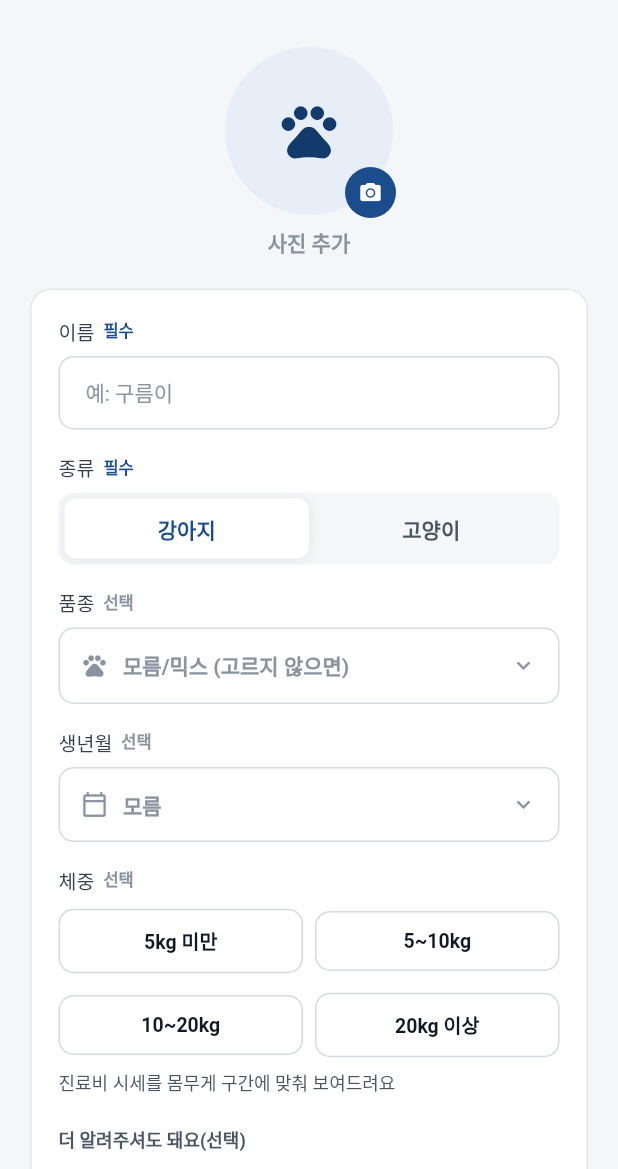
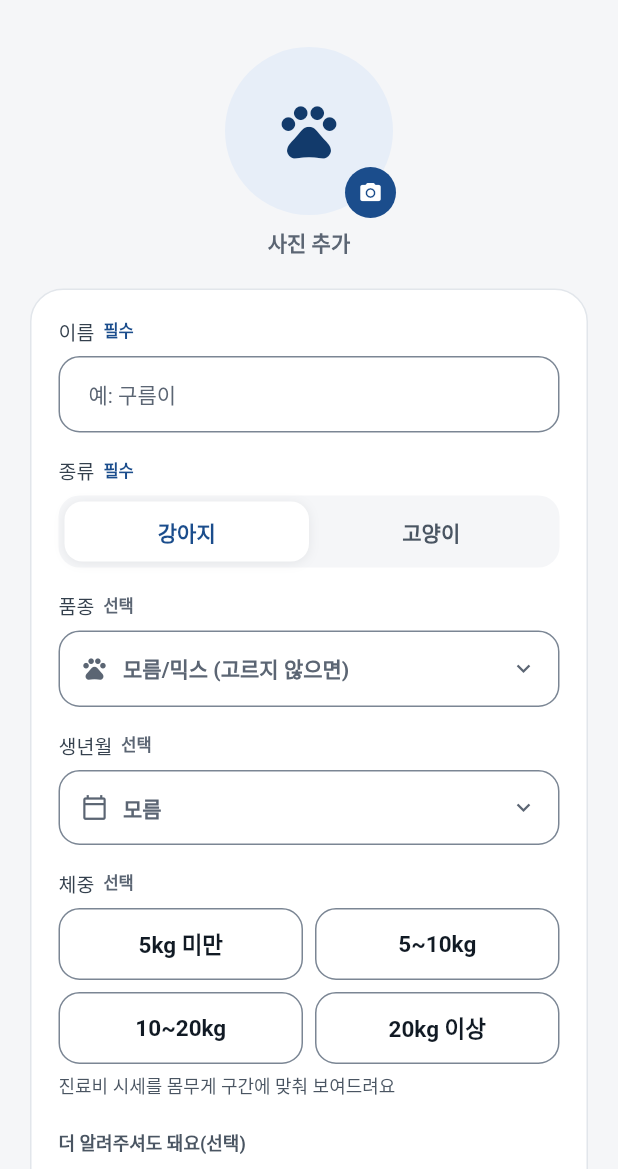
Before and after one commit to feelio1/godho, a Flutter app: the AccountPetFormScreen screen opened directly, on a phone screen of 412 x 824 dp, the part 67-1236 px from its top. Run offline on Flutter 3.47's test engine with Material 3 defaults, Android fonts, the phone set to English and light mode, and no system bars; our stand-ins replace cached_network_image, cloud_firestore, firebase_auth, firebase_core, firebase_storage, flutter_cache_manager and 14 more; missing offline and left inert: kakao_flutter_sdk_common, kakao_flutter_sdk_user, kakao_map_sdk; accounts and stored records are empty; Roboto replaces fonts that are missing (IBM Plex Sans KR).

Commit message:
3차 J-1: "장구름의 수첩" 테마 — 색 토큰·숫자 글꼴·알약 버튼·카드·입력칸·칩·하단 탭 (1.0.0+4)
- 버전 1.0.0+4 (intl 0.20.3 그대로)
- 색: borderInput #7B8694, textPlaceholder #5B6573, warmBackground #FFF6CC,
  diaryAccent #8A5A12, 새 토큰 butter·navyTint·onNavyCaption·notebookLine·softPanel
- 숫자: IBM Plex Mono 대신 IBM Plex Sans KR + tabular figures (AppTextStyles.mono 이름 유지)
- 주요 버튼 56dp 알약, 보조 버튼 48dp 1.5px 네이비 알약, 텍스트 버튼 44dp
- 카드 그림자 없음·반지름 22, 입력칸 흰 바탕 1px 테두리·반지름 14, 라벨 13.5sp
- 칩 선택 2px 네이비+primarySoft, 하단 탭 feeRangeFill 알약·안 선택 textSecondary,
  세그먼트 closedBg 막대 속 흰 선택 칸

Co-Authored-By: Claude Opus 5.5 <noreply@anthropic.com>
Claude-Session: https://claude.ai/code/session_01FQNcVMWacnPUqqWDpuGHpn

```diff
--- a/lib/theme/app_colors.dart
+++ b/lib/theme/app_colors.dart
@@ -65,12 +65,18 @@ class AppColors {
   static const textPrimary = Color(0xFF111A24); // 제목
   static const textLabel = Color(0xFF34404D); // 폼 라벨 등
   static const textSecondary = Color(0xFF4A5562); // 보조
-  static const textPlaceholder = Color(0xFF8A94A0); // placeholder
+  /// 입력칸 힌트·보조 글자 — 흰 바탕 대비를 위해 #8A94A0에서 짙게 바꿨다
+  /// (3차 업데이트 J-1, "장구름의 수첩").
+  static const textPlaceholder = Color(0xFF5B6573);
 
   // Borders — 카드/구분선/입력 필드에서 쓰임새가 조금씩 다른 세 톤.
   static const borderCard = Color(0xFFE2E6EB);
   static const borderMuted = Color(0xFFEEF1F4);
-  static const borderInput = Color(0xFFD5DAE0);
+  /// 입력칸·안 선택 칩 테두리 — 배경 대비 3:1 이상(3차 업데이트 J-1).
+  static const borderInput = Color(0xFF7B8694);
+
+  /// 점선·공책 줄(병원 기록 수첩 줄, 일기 원고 줄 등).
+  static const notebookLine = Color(0xFFC5CCD6);
 
   // Surfaces.
   static const backgroundLight = Color(0xFFF5F6F8); // 페이지 배경
@@ -82,13 +88,26 @@ class AppColors {
   /// 네이비는 여전히 주색이고, 이 크림 톤은 장구름 인사 영역처럼 친근함을
   /// 담당하는 좁은 자리에만 쓴다. 병원 데이터 카드는 계속 흰 배경
   /// ([surfaceLight])을 쓴다 — 신뢰가 중요한 영역에 감성 톤을 섞지 않는다.
-  static const warmBackground = Color(0xFFFFF8EC);
+  static const warmBackground = Color(0xFFFFF6CC); // 구름이 버터색
+
+  /// 네이비 바탕 위 버튼(버터색) — 홈 검색 카드의 화살표 버튼 등.
+  static const butter = Color(0xFFFFE58A);
+
+  /// 네이비 바탕 위 칩 바탕.
+  static const navyTint = Color(0xFF2F5F9E);
+
+  /// 네이비 바탕 위 보조 글자.
+  static const onNavyCaption = Color(0xFFD6E2F3);
+
+  /// 고지문 상자 바탕(타임라인 필수 고지, 치수 안내 등).
+  static const softPanel = Color(0xFFF1F3F6);
 
   /// 일기 전용 강조색("방향 개편" 지시서 E) — 캘린더에서 진료기록(회색)·
   /// 예약(네이비)과 구분되는 세 번째 점/배지 색. 평가·경고 의미가 없는
   /// 순수 구분색이라 [warmBackground]와 같은 "온기" 계열의 호박색을
   /// 쓴다 — 빨강(시스템 오류 전용)과는 전혀 다른 계열.
-  static const diaryAccent = Color(0xFFC98A3E);
+  /// 흰 바탕 글자 대비 5:1 이상이 되도록 짙은 꿀색(3차 업데이트 J-1).
+  static const diaryAccent = Color(0xFF8A5A12);
   /// 폐업 병원 카드 배경 — [backgroundLight]와 같은 톤이라 카드가 페이지
   /// 배경 위에서 옅게 가라앉아 보이되 완전히 묻히지는 않는다.
   static const closedCardBg = Color(0xFFF5F6F8);
--- a/lib/theme/app_dimens.dart
+++ b/lib/theme/app_dimens.dart
@@ -25,9 +25,17 @@ class AppSpacing {
 class AppRadius {
   const AppRadius._();
 
-  /// "펫클 앱 디자인" 캔버스 시안의 `.card`/`.sec` 공통 반경(14px).
-  static const double card = 14;
-  static const double field = 10;
+  /// 카드 반경 — "장구름의 수첩"(3차 업데이트 J-1)에서 14 → 22.
+  static const double card = 22;
+
+  /// 입력칸 반경(14). 버튼은 알약([button]).
+  static const double field = 14;
+
+  /// 주요 버튼(56dp) 알약 반경.
+  static const double button = 28;
+
+  /// 작은 띠·상자(시세 띠, 사진 칸 등) 반경.
+  static const double panel = 16;
   static const double pill = 999;
   static const double avatar = 14;
 }
@@ -37,15 +45,11 @@ class AppShadows {
 
   /// 기본 카드 그림자 — 시안 톤(`rgba(17,26,36,…)`, 구 `#0F172A`에서
   /// [AppColors.textPrimary] `#111A24`로 교체)으로 맞췄다.
-  static const List<BoxShadow> card = [
-    BoxShadow(color: Color(0x0A111A24), offset: Offset(0, 1), blurRadius: 2),
-    BoxShadow(color: Color(0x0D111A24), offset: Offset(0, 4), blurRadius: 14),
-  ];
+  /// "장구름의 수첩"(3차 업데이트 J-1): 카드는 그림자 없이 1px 테두리만.
+  static const List<BoxShadow> card = [];
 
   /// 검색 세트 카드 전용, 조금 더 뚜렷한 그림자.
-  static const List<BoxShadow> searchSet = [
-    BoxShadow(color: Color(0x0F111A24), offset: Offset(0, 8), blurRadius: 22),
-  ];
+  static const List<BoxShadow> searchSet = [];
 
   /// 세그먼트 컨트롤의 활성 pill에 쓰는 옅은 그림자.
   static const List<BoxShadow> segment = [
--- a/lib/theme/app_text_styles.dart
+++ b/lib/theme/app_text_styles.dart
@@ -1,11 +1,17 @@
 import 'package:flutter/material.dart';
 
-/// "펫클 앱 디자인" 캔버스 시안의 `.mono`/`.src` — 가격·날짜·거리 같은
-/// 숫자는 본문(IBM Plex Sans KR)과 다른 모노스페이스(IBM Plex Mono)로
-/// 보여준다. 숫자 자릿수가 바뀌어도 폭이 흔들리지 않도록 tabular
-/// figures를 켠다.
+/// 숫자(가격·날짜·거리) 글자 — 예전엔 IBM Plex Mono였지만 쉼표 앞뒤가
+/// 벌어져 보여서, 본문과 같은 IBM Plex Sans KR에 tabular figures(자릿수
+/// 폭 고정)만 켠다(3차 업데이트 J-1, "장구름의 수첩"). 함수 이름은 호출부를
+/// 그대로 두려고 유지한다 — 화면에서 IBM Plex Mono를 쓰는 곳은 없다(폰트
+/// 파일·라이선스는 번들에 남겨 둔다).
 class AppTextStyles {
   const AppTextStyles._();
+
+  static const fontFamily = 'IBM Plex Sans KR';
+
+  /// 숫자 자릿수를 맞추는 글꼴 기능 — 숫자가 많은 텍스트에 붙인다.
+  static const tabular = [FontFeature.tabularFigures()];
 
   static TextStyle mono({
     required double size,
@@ -14,14 +20,22 @@ class AppTextStyles {
     double? height,
   }) =>
       TextStyle(
-        fontFamily: 'IBM Plex Mono',
-        fontFeatures: const [FontFeature.tabularFigures()],
+        fontFamily: fontFamily,
+        fontFeatures: tabular,
         fontSize: size,
         fontWeight: weight,
         color: color,
         height: height,
       );
 
-  /// 출처·기준일 같은 작은 캡션("src" 클래스) — 11px, 중립 톤.
-  static TextStyle src(Color color) => mono(size: 11, color: color, height: 1.5);
+  /// 출처·기준일 같은 작은 캡션 — 12px, 중립 톤.
+  static TextStyle src(Color color) => mono(size: 12, color: color, height: 1.5);
+
+  /// 손글씨(나눔손글씨 펜) — 일기·우리 아이 영역의 한 줄 문구.
+  static TextStyle hand({required double size, Color? color, double? height}) => TextStyle(
+        fontFamily: 'Nanum Pen Script',
+        fontSize: size,
+        color: color,
+        height: height,
+      );
 }
--- a/lib/widgets/form_field_label.dart
+++ b/lib/widgets/form_field_label.dart
@@ -2,8 +2,8 @@ import 'package:flutter/material.dart';
 
 import '../theme/app_colors.dart';
 
-/// 폼 필드 라벨(스프린트 14, Petcli 시안 공용 컴포넌트): 12.5 / w800 /
-/// `#475569`, 입력 필드 바로 위에 붙는다. 예약·진료기록·반려동물 등록 폼이
+/// 폼 필드 라벨: 13.5sp 굵게, 입력칸 위에 붙는다(3차 업데이트 J-1 — placeholder로
+/// 라벨을 대신하지 않는다). 예약·진료기록·반려동물 등록 폼이
 /// 공유한다.
 class FormFieldLabel extends StatelessWidget {
   final String text;
@@ -16,7 +16,7 @@ class FormFieldLabel extends StatelessWidget {
       padding: const EdgeInsets.only(bottom: 8),
       child: Text(
         text,
-        style: const TextStyle(fontSize: 12.5, fontWeight: FontWeight.w800, color: AppColors.textLabel),
+        style: const TextStyle(fontSize: 13.5, fontWeight: FontWeight.w700, color: AppColors.textPrimary),
       ),
     );
   }
--- a/pubspec.yaml
+++ b/pubspec.yaml
@@ -16,7 +16,7 @@ publish_to: 'none' # Remove this line if you wish to publish to pub.dev
 # https://developer.apple.com/library/archive/documentation/General/Reference/InfoPlistKeyReference/Articles/CoreFoundationKeys.html
 # In Windows, build-name is used as the major, minor, and patch parts
 # of the product and file versions while build-number is used as the build suffix.
-version: 1.0.0+3
+version: 1.0.0+4
 
 environment:
   sdk: ^3.12.2
```
Also changed, not shown: lib/theme/app_theme.dart (+101 -44 lines).
